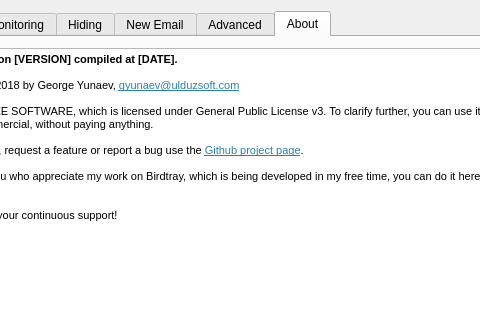
This is src/dialogsettings.ui in gyunaev/birdtray as Qt 5 draws it before an edit; both pictures show x 102 to 582 and y 0 to 320 of the 712 by 432 pixel window. The edited form follows.
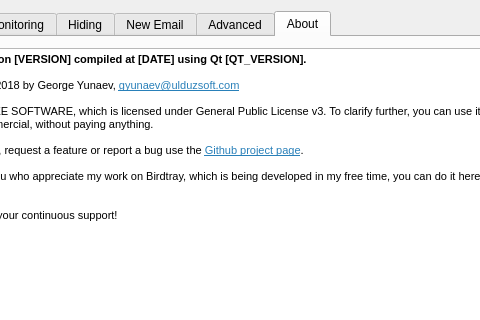
This is the edited form. The open tabs and pages were chosen to show the change. Icons and pictures are not drawn. Custom widgets are drawn as their Qt base class.

Commit message: Display the Qt version in the About section

The edit to the form file:
```diff
--- a/src/dialogsettings.ui
+++ b/src/dialogsettings.ui
@@ -960,7 +960,7 @@
 &lt;html&gt;&lt;head&gt;&lt;meta name=&quot;qrichtext&quot; content=&quot;1&quot; /&gt;&lt;style type=&quot;text/css&quot;&gt;
 p, li { white-space: pre-wrap; }
 &lt;/style&gt;&lt;/head&gt;&lt;body style=&quot; font-family:'Liberation Sans'; font-size:12pt; font-weight:400; font-style:normal;&quot;&gt;
-&lt;p style=&quot; margin-top:0px; margin-bottom:0px; margin-left:0px; margin-right:0px; -qt-block-indent:0; text-indent:0px;&quot;&gt;&lt;span style=&quot; font-family:'Noto Sans'; font-size:8pt; font-weight:600;&quot;&gt;Birdtray version [VERSION] compiled at [DATE].&lt;/span&gt;&lt;/p&gt;
+&lt;p style=&quot; margin-top:0px; margin-bottom:0px; margin-left:0px; margin-right:0px; -qt-block-indent:0; text-indent:0px;&quot;&gt;&lt;span style=&quot; font-family:'Noto Sans'; font-size:8pt; font-weight:600;&quot;&gt;Birdtray version [VERSION] compiled at [DATE] using Qt [QT_VERSION].&lt;/span&gt;&lt;/p&gt;
 &lt;p style=&quot;-qt-paragraph-type:empty; margin-top:0px; margin-bottom:0px; margin-left:0px; margin-right:0px; -qt-block-indent:0; text-indent:0px; font-family:'Noto Sans'; font-size:8pt;&quot;&gt;&lt;br /&gt;&lt;/p&gt;
 &lt;p style=&quot; margin-top:0px; margin-bottom:0px; margin-left:0px; margin-right:0px; -qt-block-indent:0; text-indent:0px;&quot;&gt;&lt;span style=&quot; font-family:'Noto Sans'; font-size:8pt;&quot;&gt;Copyright (C) 2018 by George Yunaev, &lt;/span&gt;&lt;a href=&quot;mailto:gyunaev@ulduzsoft.com&quot;&gt;&lt;span style=&quot; font-family:'Noto Sans'; font-size:8pt; text-decoration: underline; color:#2980b9;&quot;&gt;gyunaev@ulduzsoft.com&lt;/span&gt;&lt;/a&gt;&lt;/p&gt;
 &lt;p style=&quot;-qt-paragraph-type:empty; margin-top:0px; margin-bottom:0px; margin-left:0px; margin-right:0px; -qt-block-indent:0; text-indent:0px; font-family:'Noto Sans'; font-size:8pt;&quot;&gt;&lt;br /&gt;&lt;/p&gt;
```
The commit also changes 8 other files.
